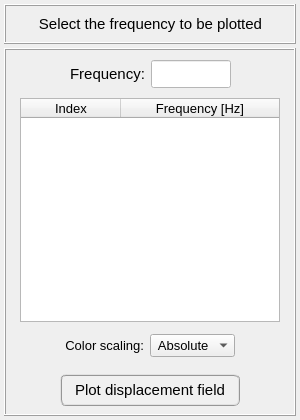
The window that pulse/interface/ui_files/plots/results/structural/plot_nodal_results_field_for_harmonic_analysis.ui (open-pulse/OpenPulse) describes before a commit, drawn with Qt 5.
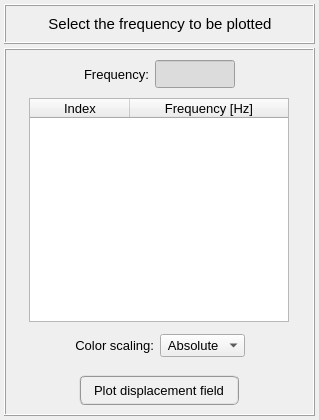
The same window after the commit.

Commit message: Renames opv plot_types methods

What changed in the file:
```diff
--- a/pulse/interface/ui_files/plots/results/structural/plot_nodal_results_field_for_harmonic_analysis.ui
+++ b/pulse/interface/ui_files/plots/results/structural/plot_nodal_results_field_for_harmonic_analysis.ui
@@ -6,7 +6,7 @@
    <rect>
     <x>0</x>
     <y>0</y>
-    <width>300</width>
+    <width>319</width>
     <height>420</height>
    </rect>
   </property>
@@ -299,35 +299,18 @@
          <property name="verticalSpacing">
           <number>0</number>
          </property>
-         <item row="0" column="1">
-          <widget class="QLabel" name="label_4">
-           <property name="minimumSize">
-            <size>
-             <width>0</width>
-             <height>28</height>
-            </size>
+         <item row="0" column="0">
+          <spacer name="horizontalSpacer_2">
+           <property name="orientation">
+            <enum>Qt::Horizontal</enum>
            </property>
-           <property name="maximumSize">
+           <property name="sizeHint" stdset="0">
             <size>
-             <width>16777215</width>
-             <height>28</height>
+             <width>40</width>
+             <height>20</height>
             </size>
            </property>
-           <property name="font">
-            <font>
-             <family>MS Shell Dlg 2</family>
-             <pointsize>11</pointsize>
-             <weight>50</weight>
-             <bold>false</bold>
-            </font>
-           </property>
-           <property name="text">
-            <string>Frequency:</string>
-           </property>
-           <property name="alignment">
-            <set>Qt::AlignCenter</set>
-           </property>
-          </widget>
+          </spacer>
          </item>
          <item row="0" column="2">
           <widget class="QLineEdit" name="lineEdit_selected_frequency">
@@ -349,16 +332,15 @@
            <property name="font">
             <font>
              <family>MS Shell Dlg 2</family>
-             <pointsize>11</pointsize>
+             <pointsize>10</pointsize>
              <weight>50</weight>
              <italic>false</italic>
              <bold>false</bold>
             </font>
            </property>
            <property name="styleSheet">
-            <string notr="true">background-color: rgb(255, 255, 255);
-color: rgb(0, 0, 255)
-</string>
+            <string notr="true">QLineEdit{color: rgb(0, 0, 0); background-color: rgb(250, 250, 250)}
+QLineEdit:disabled{color: rgb(100, 100, 100); background-color: rgb(220, 220, 220)}</string>
            </property>
            <property name="text">
             <string/>
@@ -369,22 +351,45 @@
           </widget>
          </item>
          <item row="0" column="3">
-          <widget class="QFrame" name="frame_6">
-           <property name="frameShape">
-            <enum>QFrame::NoFrame</enum>
+          <spacer name="horizontalSpacer">
+           <property name="orientation">
+            <enum>Qt::Horizontal</enum>
            </property>
-           <property name="frameShadow">
-            <enum>QFrame::Raised</enum>
+           <property name="sizeHint" stdset="0">
+            <size>
+             <width>40</width>
+             <height>20</height>
+            </size>
            </property>
-          </widget>
+          </spacer>
          </item>
-         <item row="0" column="0">
-          <widget class="QFrame" name="frame_7">
-           <property name="frameShape">
-            <enum>QFrame::NoFrame</enum>
+         <item row="0" column="1">
+          <widget class="QLabel" name="label_4">
+           <property name="minimumSize">
+            <size>
+             <width>0</width>
+             <height>28</height>
+            </size>
            </property>
-           <property name="frameShadow">
-            <enum>QFrame::Raised</enum>
+           <property name="maximumSize">
+            <size>
+             <width>16777215</width>
+             <height>28</height>
+            </size>
+           </property>
+           <property name="font">
+            <font>
+             <family>MS Shell Dlg 2</family>
+             <pointsize>10</pointsize>
+             <weight>50</weight>
+             <bold>false</bold>
+            </font>
+           </property>
+           <property name="text">
+            <string>Frequency:</string>
+           </property>
+           <property name="alignment">
+            <set>Qt::AlignCenter</set>
            </property>
           </widget>
          </item>
@@ -425,29 +430,30 @@
           <widget class="QPushButton" name="pushButton_plot">
            <property name="minimumSize">
             <size>
-             <width>180</width>
-             <height>32</height>
+             <width>160</width>
+             <height>30</height>
             </size>
            </property>
            <property name="maximumSize">
             <size>
-             <width>180</width>
-             <height>32</height>
+             <width>160</width>
+             <height>30</height>
             </size>
            </property>
            <property name="font">
             <font>
              <family>MS Shell Dlg 2</family>
-             <pointsize>11</pointsize>
+             <pointsize>10</pointsize>
              <weight>9</weight>
              <italic>false</italic>
              <bold>false</bold>
             </font>
            </property>
            <property name="styleSheet">
-            <string notr="true">QPushButton{border-radius: 6px; border-color: rgb(150, 150, 150); border-style: ridge; border-width: 2px; color: rgb(0, 0, 0); background-color: rgb(240, 240, 240); font: 75 11pt &quot;MS Shell Dlg 2&quot;}
-QPushButton:hover{border-radius: 6px; border-color: rgb(0, 170, 255); border-style: ridge; border-width: 2px; color: rgb(0, 0, 0); background-color: rgba(174, 213, 255, 100); font: 75 11pt &quot;MS Shell Dlg 2&quot;}
-QPushButton:pressed{border-radius: 6px; border-color: rgb(0, 170, 255); border-style: ridge; border-width: 3px; color: rgb(0, 0, 0); background-color: rgb(174, 213, 255); font: 75 11pt &quot;MS Shell Dlg 2&quot;}</string>
+            <string notr="true">QPushButton{border-radius: 6px; border-color: rgb(150, 150, 150); border-style: ridge; border-width: 2px; color: rgb(0, 0, 0); background-color: rgb(240, 240, 240)}
+QPushButton:hover{border-radius: 6px; border-color: rgb(0, 170, 255); border-style: ridge; border-width: 2px; color: rgb(0, 0, 0); background-color: rgba(174, 213, 255, 100)}
+QPushButton:pressed{border-radius: 6px; border-color: rgb(0, 170, 255); border-style: ridge; border-width: 2px; color: rgb(0, 0, 0); background-color: rgb(174, 213, 255)}
+QPushButton:disabled{border-radius: 6px; border-color: rgb(150, 150, 150); border-style: ridge; border-width: 0px; color: rgb(150,150, 150); background-color: rgb(220, 220, 220)}</string>
            </property>
            <property name="text">
             <string>Plot displacement field</string>
```
The commit also changes 21 other files.
